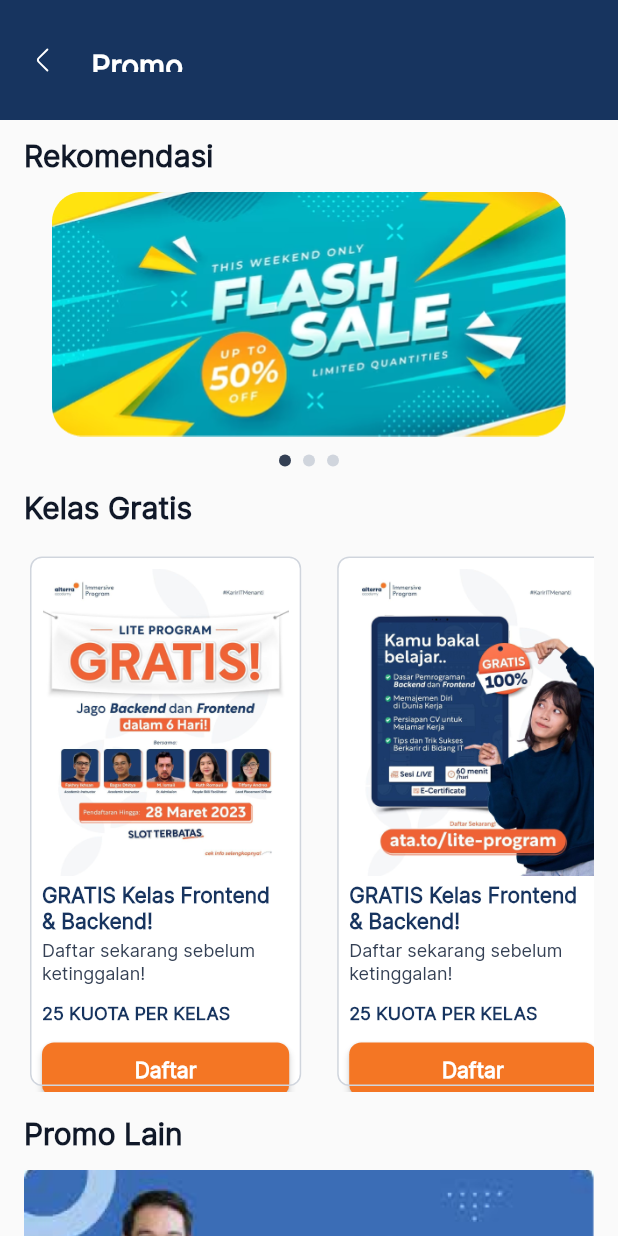
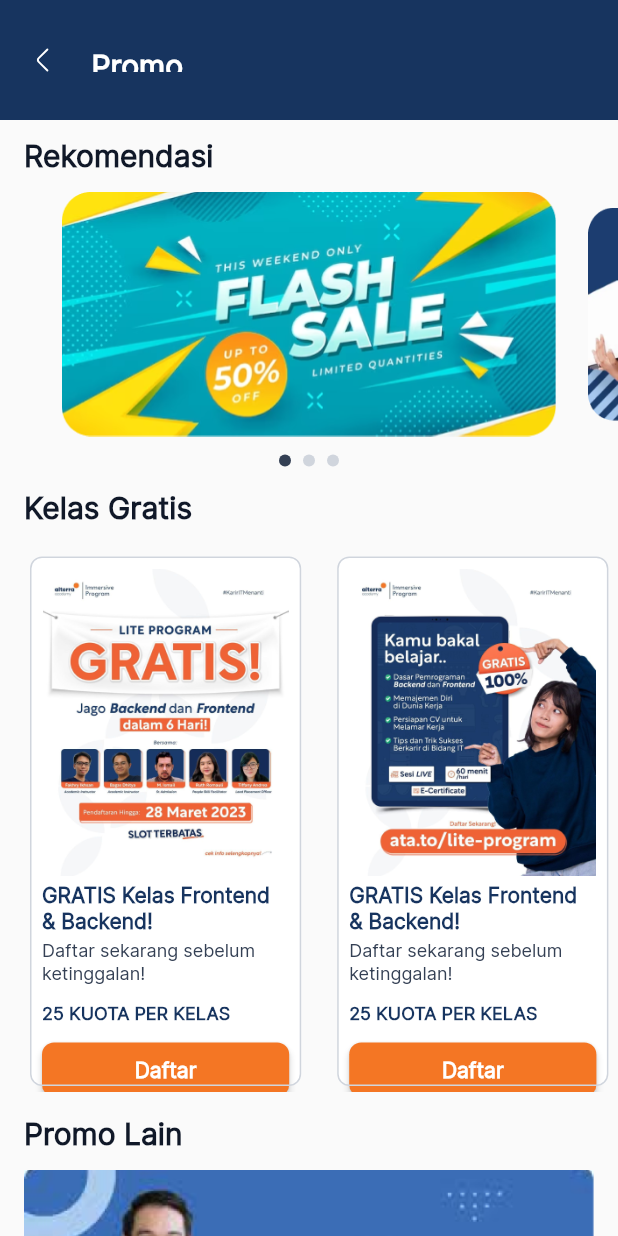
Before and after one commit to dhikaz007/flutter_alterra_app, a Flutter app: the CoursePromoPage screen opened directly, after a tap on "Daftar", on a phone screen of 412 x 824 dp. Run offline on Flutter 3.47's test engine with Material 2 defaults, Android fonts, the phone set to English and light mode, and no system bars; drawn by our look-alikes of carousel_slider, smooth_page_indicator; our stand-ins replace flutter_svg.

```diff
--- a/lib/feature/home/course_promo_page/view/ui/course_promo_page.dart
+++ b/lib/feature/home/course_promo_page/view/ui/course_promo_page.dart
@@ -31,7 +31,8 @@ class CoursePromoPage extends StatelessWidget {
                       Navigator.of(context).pop();
                     },
                     child: SvgPicture.asset(
-                          'assets/icon/homepage_section/svg/arrow_white.svg')),
+                        'assets/icon/homepage_section/svg/arrow_white.svg'),
+                  ),
                   const SizedBox(width: AltaSpacing.space28),
                   AltaText(
                     context: context,
@@ -47,17 +48,19 @@ class CoursePromoPage extends StatelessWidget {
           const SizedBox(height: AltaSpacing.space12),
           Expanded(
             child: SingleChildScrollView(
-              child: Padding(
-                padding: const EdgeInsets.only(left: 16, right: 16),
               child: Column(
                 crossAxisAlignment: CrossAxisAlignment.start,
                 children: [
-                    AltaText(
+                  Padding(
+                    padding: const EdgeInsets.only(
+                        left: AltaSpacing.space16, right: AltaSpacing.space16),
+                    child: AltaText(
                       context: context,
                       text: 'Rekomendasi',
                       style: AltaTextStyle.title1,
                       color: AltaColor.black,
                       fontWeight: CustomFontWeight.bold,
+                    ),
                   ),
                   const SizedBox(height: AltaSpacing.space12),
                   SizedBox(
@@ -65,11 +68,9 @@ class CoursePromoPage extends StatelessWidget {
                     width: MediaQuery.of(context).size.width,
                     child: ValueListenableBuilder(
                       valueListenable: activeIndex,
-                        builder: (context, activeIndexValue, _) =>
-                            CarouselSlider(
+                      builder: (context, activeIndexValue, _) => CarouselSlider(
                         options: CarouselOptions(
-                            height: 163,
-                            viewportFraction: 1,
+                          // viewportFraction: 1,
                           enableInfiniteScroll: false,
                           initialPage: 0,
                           enlargeCenterPage: true,
@@ -84,7 +85,7 @@ class CoursePromoPage extends StatelessWidget {
                             fit: BoxFit.fill,
                           ),
                           Image.asset(
-                              'assets/images/homepage_section/png/flash_sale.png',
+                            'assets/images/homepage_section/png/flash_sale1.png',
                             fit: BoxFit.fill,
                           ),
                           Image.asset(
@@ -113,18 +114,23 @@ class CoursePromoPage extends StatelessWidget {
                     ),
                   ),
                   const SizedBox(height: AltaSpacing.space16),
-                    AltaText(
+                  Padding(
+                    padding: const EdgeInsets.only(
+                        left: AltaSpacing.space16, right: AltaSpacing.space16),
+                    child: AltaText(
                       context: context,
                       text: 'Kelas Gratis',
                       style: AltaTextStyle.title1,
                       color: AltaColor.black,
                       fontWeight: CustomFontWeight.bold,
                     ),
+                  ),
                   const SizedBox(height: AltaSpacing.space16),
                   SizedBox(
                     width: MediaQuery.of(context).size.width,
                     height: 361,
                     child: ListView(
+                      padding: const EdgeInsets.only(left: AltaSpacing.space16),
                       physics: const BouncingScrollPhysics(),
                       scrollDirection: Axis.horizontal,
                       children: const [
@@ -142,6 +148,12 @@ class CoursePromoPage extends StatelessWidget {
                       ],
                     ),
                   ),
+                  Padding(
+                    padding: const EdgeInsets.only(
+                        left: AltaSpacing.space16, right: AltaSpacing.space16),
+                    child: Column(
+                      crossAxisAlignment: CrossAxisAlignment.start,
+                      children: [
                         const SizedBox(height: AltaSpacing.space16),
                         AltaText(
                           context: context,
@@ -160,6 +172,8 @@ class CoursePromoPage extends StatelessWidget {
                       ],
                     ),
                   ),
+                ],
+              ),
             ),
           )
         ],
--- a/lib/feature/home/course_promo_page/view/ui/widget/free_class_banner.dart
+++ b/lib/feature/home/course_promo_page/view/ui/widget/free_class_banner.dart
@@ -1,5 +1,6 @@
 import 'package:flutter/material.dart';
 import 'package:flutter_alterra_app/utils/alta_widgets.dart';
+import 'package:url_launcher/url_launcher.dart';
 
 import '../../../../../../utils/alta_constants.dart';
 
@@ -59,7 +60,11 @@ class FreeClassBanner extends StatelessWidget {
               width: MediaQuery.of(context).size.width / 2.5,
               child: AltaPrimaryButton(
                 backgroundColor: MaterialStateProperty.all(AltaColor.tangerine),
-                onPressed: () {},
+                onPressed: () async {
+                  launchUrl(
+                    Uri.parse("https://academy.alterra.id/"),
+                  );
+                },
                 borderRadius: AltaBorderRadius.radius8,
                 paddingHorizontal: AltaSpacing.space56,
                 paddingVertical: AltaSpacing.space8,
--- a/lib/feature/root_app.dart
+++ b/lib/feature/root_app.dart
@@ -3,7 +3,6 @@ import 'package:flutter_svg/flutter_svg.dart';
 
 import '../utils/alta_constants.dart';
 import '../utils/alta_widgets.dart';
-// import 'course_page/view/ui/course_page.dart';
 // import 'faq_page/view/ui/faq_page.dart';
 import 'home/home_page/view/ui/home_page.dart';
 // import 'profile_page/view/ui/profile_page.dart';
```
Also changed, not shown: assets/images/homepage_section/png/flash_sale1.png (added). Lines whose indentation alone changed are shown as unchanged.
